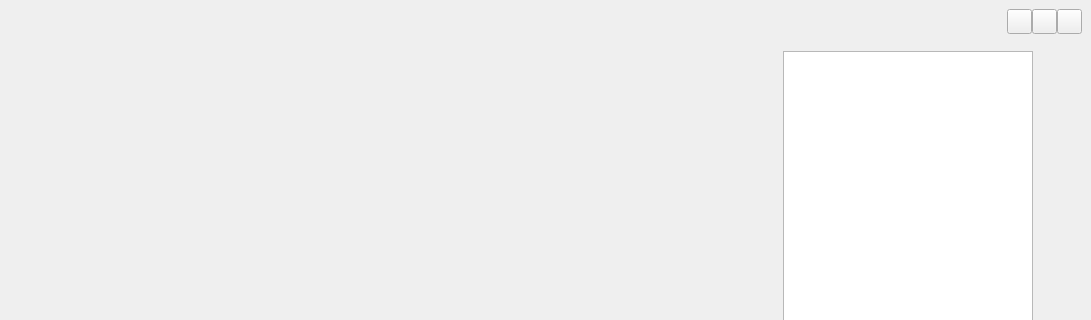
Qt form MainWindow.ui (scut-201930340437/ASongPlayer) before a commit; both pictures show x 0 to 1091 and y 0 to 320 of the 1091 by 728 pixel window.
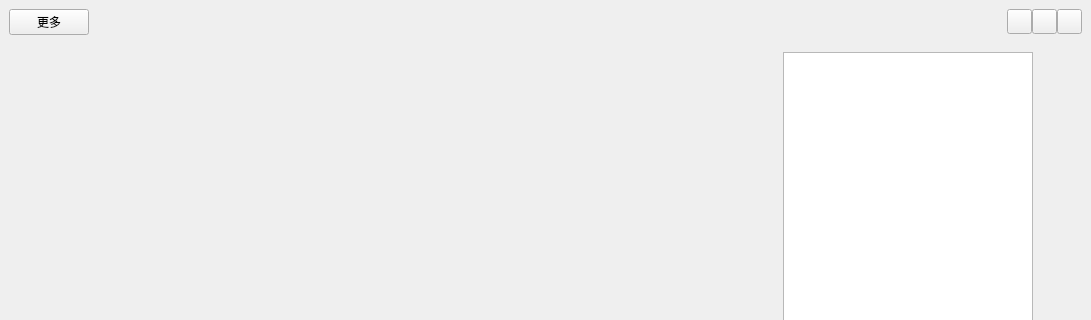
The same form after that commit. Custom widgets are drawn as their Qt base class.

Commit message: 标题栏和main窗口增加了右键弹出的功能，以及左上角一个菜单按钮

```diff
--- a/MainWindow.ui
+++ b/MainWindow.ui
@@ -42,6 +42,13 @@
        <property name="bottomMargin">
         <number>0</number>
        </property>
+       <item>
+        <widget class="QPushButton" name="more_button">
+         <property name="text">
+          <string>更多</string>
+         </property>
+        </widget>
+       </item>
        <item>
         <spacer name="t1">
          <property name="orientation">
```
Left out of the diff: 6 changed lines with no effect on the pictures. The commit also changes 5 other files.
